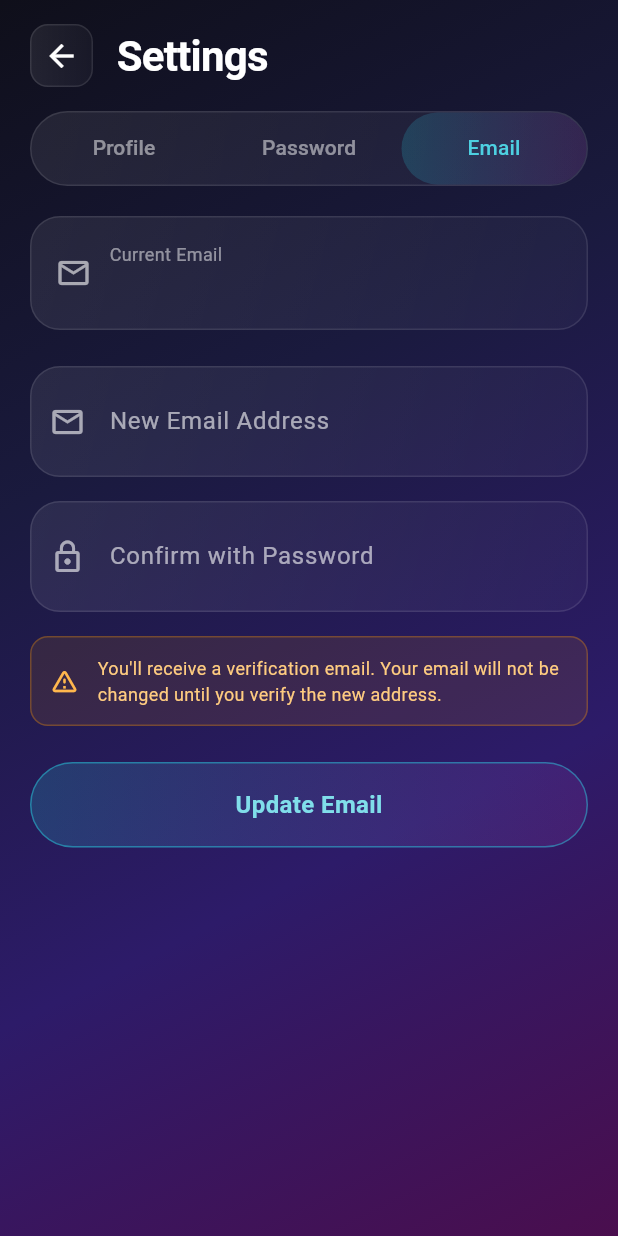
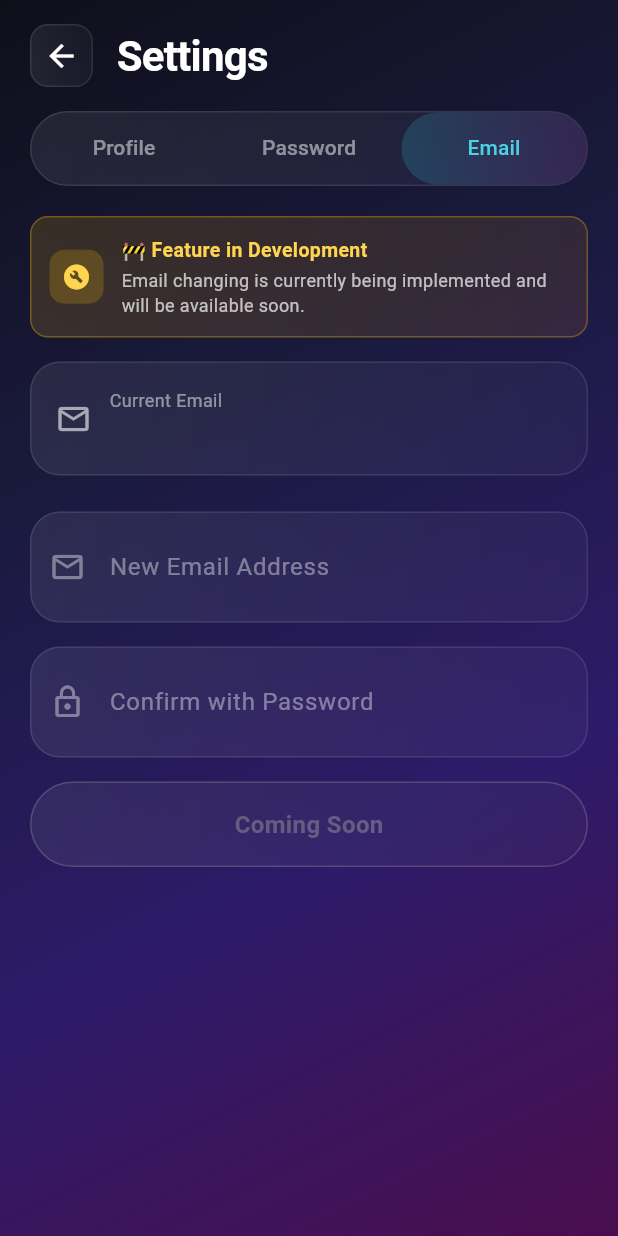
Before and after one commit to ph4nt0m37x/blok34_mobile, a Flutter app: the SettingsScreen screen opened directly, tab 3 chosen, on a phone screen of 412 x 824 dp. Run offline on Flutter 3.47's test engine with Material 3 defaults, Android fonts, the phone set to English and light mode, and no system bars; our stand-ins replace cloud_firestore, firebase_auth, firebase_core, firebase_storage, flutter_dotenv, geolocator and 1 more; accounts and stored records are empty; network calls fail.

Commit message:
Final version

```diff
--- a/lib/screens/main_screen.dart
+++ b/lib/screens/main_screen.dart
@@ -10,6 +10,9 @@ import 'package:blok34_mobile/screens/profile/profile_screen.dart';
 import 'package:blok34_mobile/widgets/top_nav_bar.dart';
 import 'package:blok34_mobile/widgets/bottom_nav_bar.dart';
 import 'package:blok34_mobile/services/auth_service.dart';
+import 'package:provider/provider.dart';
+
+import '../providers/auth_state_provider.dart';
 
 class MainScreen extends StatefulWidget {
   const MainScreen({super.key});
@@ -22,6 +25,7 @@ class _MainScreenState extends State<MainScreen> {
   int _selectedIndex = 0;
 
   final AuthService _authService = AuthService();
+  late final authProvider = context.read<AuthStateProvider>();
 
   String? get currentUserId =>
       _authService.getCurrentFirebaseUser()?.uid;
@@ -123,7 +127,7 @@ class _MainScreenState extends State<MainScreen> {
     return Scaffold(
       backgroundColor: Color(0xFF2D1B69),
       appBar: TopNavBar(
-        userPhotoUrl: null, // Pass actual user photo URL when available userPhotoUrl: currentUser?.photoUrl,
+        userPhotoUrl: authProvider.currentUser?.photoUrl,
         onMyEventsTap: _onMyEventsTap,
         onMyVenuesTap: _onMyVenuesTap,
         onSettingsTap: _onSettingsTap,
--- a/lib/screens/profile/settings_screen.dart
+++ b/lib/screens/profile/settings_screen.dart
@@ -332,34 +332,8 @@ class _SettingsScreenState extends State<SettingsScreen> with SingleTickerProvid
   }
 
   Future<void> _updateEmail() async {
-    final newEmail = _newEmailController.text.trim();
-
-    if (newEmail.isEmpty || !newEmail.contains('@')) {
-      _showSnackBar('Please enter a valid email address', isError: true);
-      return;
-    }
-
-    setState(() {
-      _isLoading = true;
-    });
-
-    try {
-      await _authService.updateEmail(
-        newEmail: newEmail,
-        password: _passwordForEmailController.text,
-      );
-
-      _newEmailController.clear();
-      _passwordForEmailController.clear();
-
-      _showSnackBar('Verification email sent! Please verify your new email address.');
-    } catch (e) {
-      _showSnackBar(e.toString(), isError: true);
-    } finally {
-      setState(() {
-        _isLoading = false;
-      });
-    }
+    // This method is kept but won't be called as button is disabled
+    _showSnackBar('Email changing is currently in development', isError: true);
   }
 
   void _showSnackBar(String message, {bool isError = false}) {
@@ -826,6 +800,66 @@ class _SettingsScreenState extends State<SettingsScreen> with SingleTickerProvid
       padding: const EdgeInsets.all(20),
       child: Column(
         children: [
+          // Development Feature Banner
+          Container(
+            margin: const EdgeInsets.only(bottom: 16),
+            padding: const EdgeInsets.all(12),
+            decoration: BoxDecoration(
+              gradient: LinearGradient(
+                begin: Alignment.topLeft,
+                end: Alignment.bottomRight,
+                colors: [
+                  Colors.amber.withValues(alpha: 0.15),
+                  Colors.orange.withValues(alpha: 0.1),
+                ],
+              ),
+              borderRadius: BorderRadius.circular(12),
+              border: Border.all(
+                color: Colors.amber.withValues(alpha: 0.3),
+              ),
+            ),
+            child: Row(
+              children: [
+                Container(
+                  padding: const EdgeInsets.all(8),
+                  decoration: BoxDecoration(
+                    color: Colors.amber.withValues(alpha: 0.2),
+                    borderRadius: BorderRadius.circular(10),
+                  ),
+                  child: Icon(
+                    Icons.build_circle,
+                    color: Colors.amber.shade300,
+                    size: 20,
+                  ),
+                ),
+                const SizedBox(width: 12),
+                Expanded(
+                  child: Column(
+                    crossAxisAlignment: CrossAxisAlignment.start,
+                    children: [
+                      Text(
+                        "🚧 Feature in Development",
+                        style: TextStyle(
+                          fontSize: 13,
+                          fontWeight: FontWeight.w600,
+                          color: Colors.amber.shade300,
+                        ),
+                      ),
+                      const SizedBox(height: 2),
+                      Text(
+                        "Email changing is currently being implemented and will be available soon.",
+                        style: TextStyle(
+                          fontSize: 12,
+                          color: Colors.white.withValues(alpha: 0.7),
+                        ),
+                      ),
+                    ],
+                  ),
+                ),
+              ],
+            ),
+          ),
+
           Container(
             padding: const EdgeInsets.all(16),
             decoration: BoxDecoration(
@@ -872,7 +906,10 @@ class _SettingsScreenState extends State<SettingsScreen> with SingleTickerProvid
             ),
           ),
           const SizedBox(height: 24),
-          Container(
+
+          // Disabled New Email Field
+          IgnorePointer(
+            child: Container(
               decoration: BoxDecoration(
                 gradient: LinearGradient(
                   begin: Alignment.topLeft,
@@ -890,18 +927,22 @@ class _SettingsScreenState extends State<SettingsScreen> with SingleTickerProvid
               child: TextField(
                 controller: _newEmailController,
                 keyboardType: TextInputType.emailAddress,
-              style: const TextStyle(color: Colors.white),
+                style: TextStyle(color: Colors.white.withValues(alpha: 0.5)),
                 decoration: InputDecoration(
                   labelText: 'New Email Address',
-                labelStyle: TextStyle(color: Colors.white.withValues(alpha: 0.6)),
-                prefixIcon: Icon(Icons.email_outlined, color: Colors.white.withValues(alpha: 0.6)),
+                  labelStyle: TextStyle(color: Colors.white.withValues(alpha: 0.4)),
+                  prefixIcon: Icon(Icons.email_outlined, color: Colors.white.withValues(alpha: 0.4)),
                   border: InputBorder.none,
                   contentPadding: const EdgeInsets.symmetric(horizontal: 20, vertical: 16),
                 ),
               ),
             ),
+          ),
           const SizedBox(height: 16),
-          Container(
+
+          // Disabled Password Field
+          IgnorePointer(
+            child: Container(
               decoration: BoxDecoration(
                 gradient: LinearGradient(
                   begin: Alignment.topLeft,
@@ -919,76 +960,44 @@ class _SettingsScreenState extends State<SettingsScreen> with SingleTickerProvid
               child: TextField(
                 controller: _passwordForEmailController,
                 obscureText: true,
-              style: const TextStyle(color: Colors.white),
+                style: TextStyle(color: Colors.white.withValues(alpha: 0.5)),
                 decoration: InputDecoration(
                   labelText: 'Confirm with Password',
-                labelStyle: TextStyle(color: Colors.white.withValues(alpha: 0.6)),
-                prefixIcon: Icon(Icons.lock_outline, color: Colors.white.withValues(alpha: 0.6)),
+                  labelStyle: TextStyle(color: Colors.white.withValues(alpha: 0.4)),
+                  prefixIcon: Icon(Icons.lock_outline, color: Colors.white.withValues(alpha: 0.4)),
                   border: InputBorder.none,
                   contentPadding: const EdgeInsets.symmetric(horizontal: 20, vertical: 16),
                 ),
               ),
             ),
+          ),
           const SizedBox(height: 16),
-          Container(
-            padding: const EdgeInsets.all(12),
-            decoration: BoxDecoration(
-              color: Colors.orange.withValues(alpha: 0.1),
-              borderRadius: BorderRadius.circular(12),
-              border: Border.all(
-                color: Colors.orange.withValues(alpha: 0.3),
-              ),
-            ),
-            child: Row(
-              children: [
-                Icon(Icons.warning_amber_rounded, color: Colors.orange.shade300, size: 20),
-                const SizedBox(width: 12),
-                Expanded(
-                  child: Text(
-                    "You'll receive a verification email. Your email will not be changed until you verify the new address.",
-                    style: TextStyle(
-                      fontSize: 12,
-                      color: Colors.orange.shade200,
-                    ),
-                  ),
-                ),
-              ],
-            ),
-          ),
-          const SizedBox(height: 24),
-          GestureDetector(
-            onTap: _isLoading ? null : _updateEmail,
+
+          // Disabled Update Button
+          Opacity(
+            opacity: 0.5,
             child: Container(
               width: double.infinity,
               padding: const EdgeInsets.symmetric(vertical: 16),
               decoration: BoxDecoration(
                 gradient: LinearGradient(
                   colors: [
-                    Colors.cyan.shade400.withValues(alpha: 0.2),
-                    Colors.purple.shade400.withValues(alpha: 0.15),
+                    Colors.grey.shade400.withValues(alpha: 0.2),
+                    Colors.grey.shade600.withValues(alpha: 0.15),
                   ],
                 ),
                 borderRadius: BorderRadius.circular(30),
                 border: Border.all(
-                  color: Colors.cyan.shade400.withValues(alpha: 0.5),
+                  color: Colors.grey.shade400.withValues(alpha: 0.5),
                 ),
               ),
-              child: Center(
-                child: _isLoading
-                    ? SizedBox(
-                  width: 24,
-                  height: 24,
-                  child: CircularProgressIndicator(
-                    strokeWidth: 2,
-                    color: Colors.cyan.shade300,
-                  ),
-                )
-                    : Text(
-                  "Update Email",
+              child: const Center(
+                child: Text(
+                  "Coming Soon",
                   style: TextStyle(
                     fontSize: 16,
                     fontWeight: FontWeight.w600,
-                    color: Colors.cyan.shade200,
+                    color: Colors.grey,
                   ),
                 ),
               ),
```
Also changed, not shown: lib/screens/events/event_list_screen.dart (+68 -41 lines), lib/screens/profile/profile_screen.dart (+25 -7 lines), lib/screens/venues/venue_list_screen.dart (+122 -52 lines), lib/services/auth_service.dart (+27 -3 lines). Lines whose indentation alone changed are shown as unchanged.
